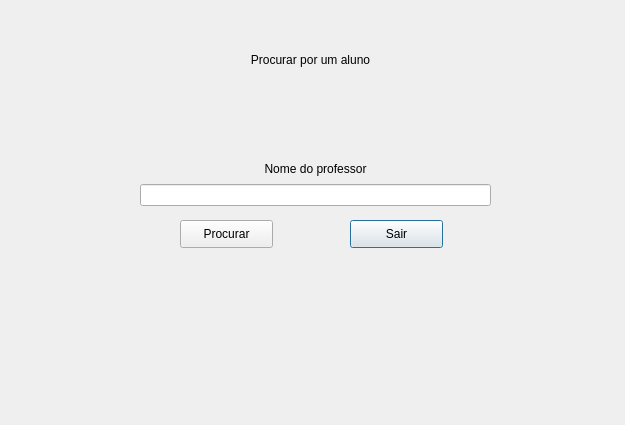
Before: the Qt Designer form ProjetoFinal/imprimirprofessor.ui in Fernando-maruba/Trabalho-Final-POO, drawn with Qt 5.
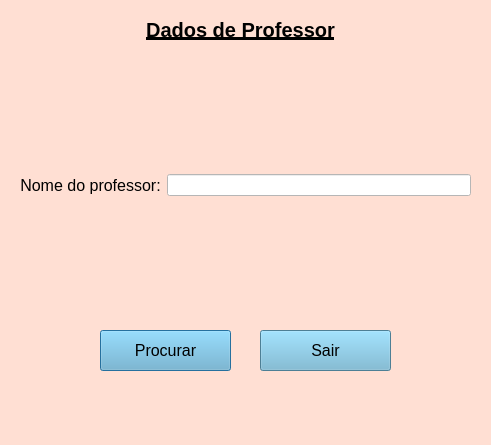
After: the same form once the commit is applied.

Patch:
```diff
--- a/ProjetoFinal/imprimirprofessor.ui
+++ b/ProjetoFinal/imprimirprofessor.ui
@@ -6,43 +6,99 @@
    <rect>
     <x>0</x>
     <y>0</y>
-    <width>625</width>
-    <height>425</height>
+    <width>491</width>
+    <height>445</height>
    </rect>
   </property>
   <property name="windowTitle">
    <string>Dialog</string>
   </property>
+  <property name="styleSheet">
+   <string notr="true">background-color:#FFDFD3</string>
+  </property>
   <widget class="QLabel" name="label">
    <property name="geometry">
     <rect>
-     <x>140</x>
-     <y>50</y>
+     <x>70</x>
+     <y>20</y>
      <width>341</width>
      <height>20</height>
     </rect>
    </property>
+   <property name="font">
+    <font>
+     <pointsize>-1</pointsize>
+     <weight>75</weight>
+     <bold>true</bold>
+     <underline>true</underline>
+    </font>
+   </property>
+   <property name="styleSheet">
+    <string notr="true">font-size:20px;</string>
+   </property>
    <property name="text">
-    <string>Procurar por um aluno</string>
+    <string>Dados de Professor</string>
    </property>
    <property name="alignment">
     <set>Qt::AlignCenter</set>
    </property>
   </widget>
-  <widget class="QWidget" name="layoutWidget_2">
+  <widget class="QPushButton" name="pushButton_2">
    <property name="geometry">
     <rect>
-     <x>140</x>
-     <y>160</y>
-     <width>351</width>
-     <height>46</height>
+     <x>260</x>
+     <y>330</y>
+     <width>131</width>
+     <height>41</height>
     </rect>
    </property>
-   <layout class="QVBoxLayout" name="verticalLayout">
+   <property name="styleSheet">
+    <string notr="true">font-size:16px;
+box-shadow: none;
+background-color:#6CB2D1</string>
+   </property>
+   <property name="text">
+    <string>Sair</string>
+   </property>
+  </widget>
+  <widget class="QPushButton" name="pushButton">
+   <property name="geometry">
+    <rect>
+     <x>100</x>
+     <y>330</y>
+     <width>131</width>
+     <height>41</height>
+    </rect>
+   </property>
+   <property name="styleSheet">
+    <string notr="true">font-size:16px;
+box-shadow: none;
+background-color:#6CB2D1</string>
+   </property>
+   <property name="text">
+    <string>Procurar</string>
+   </property>
+   <property name="default">
+    <bool>true</bool>
+   </property>
+  </widget>
+  <widget class="QWidget" name="horizontalLayoutWidget">
+   <property name="geometry">
+    <rect>
+     <x>20</x>
+     <y>80</y>
+     <width>451</width>
+     <height>211</height>
+    </rect>
+   </property>
+   <layout class="QHBoxLayout" name="horizontalLayout">
     <item>
      <widget class="QLabel" name="label_2">
+      <property name="styleSheet">
+       <string notr="true">font-size:16px</string>
+      </property>
       <property name="text">
-       <string>Nome do professor</string>
+       <string>Nome do professor:</string>
       </property>
       <property name="alignment">
        <set>Qt::AlignCenter</set>
@@ -57,6 +113,9 @@
       <property name="autoFillBackground">
        <bool>false</bool>
       </property>
+      <property name="styleSheet">
+       <string notr="true">background-color:white;</string>
+      </property>
       <property name="inputMask">
        <string/>
       </property>
@@ -67,32 +126,6 @@
     </item>
    </layout>
   </widget>
-  <widget class="QPushButton" name="pushButton_2">
-   <property name="geometry">
-    <rect>
-     <x>350</x>
-     <y>220</y>
-     <width>93</width>
-     <height>28</height>
-    </rect>
-   </property>
-   <property name="text">
-    <string>Sair</string>
-   </property>
-  </widget>
-  <widget class="QPushButton" name="pushButton">
-   <property name="geometry">
-    <rect>
-     <x>180</x>
-     <y>220</y>
-     <width>93</width>
-     <height>28</height>
-    </rect>
-   </property>
-   <property name="text">
-    <string>Procurar</string>
-   </property>
-  </widget>
  </widget>
  <resources/>
  <connections>
```
